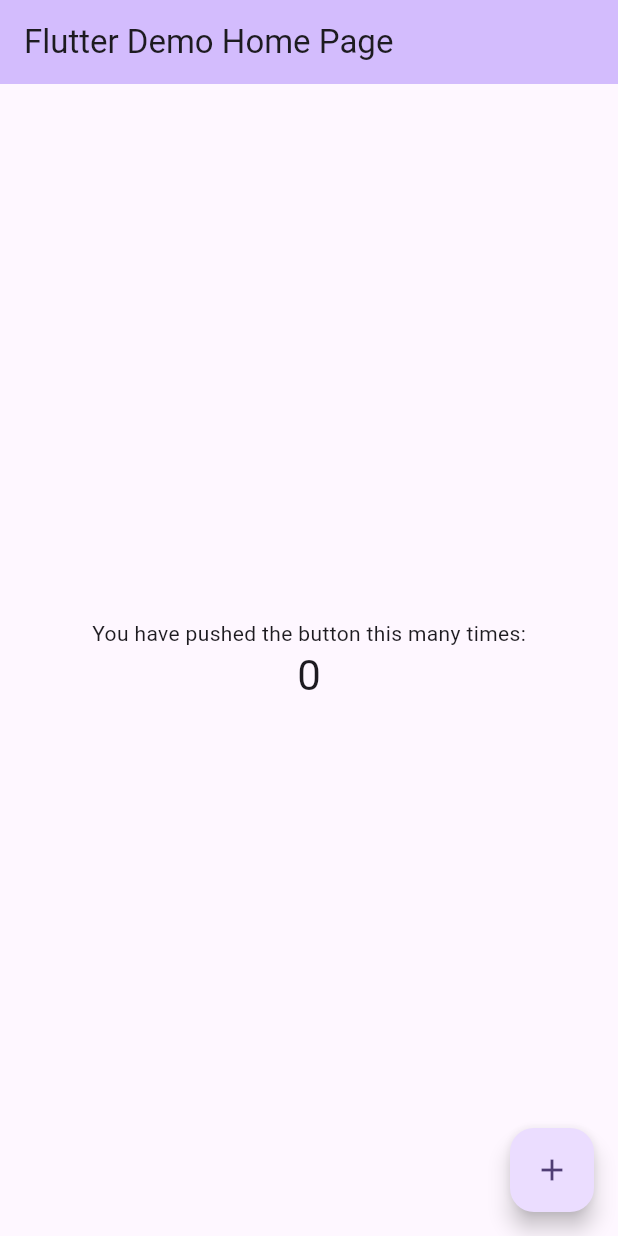
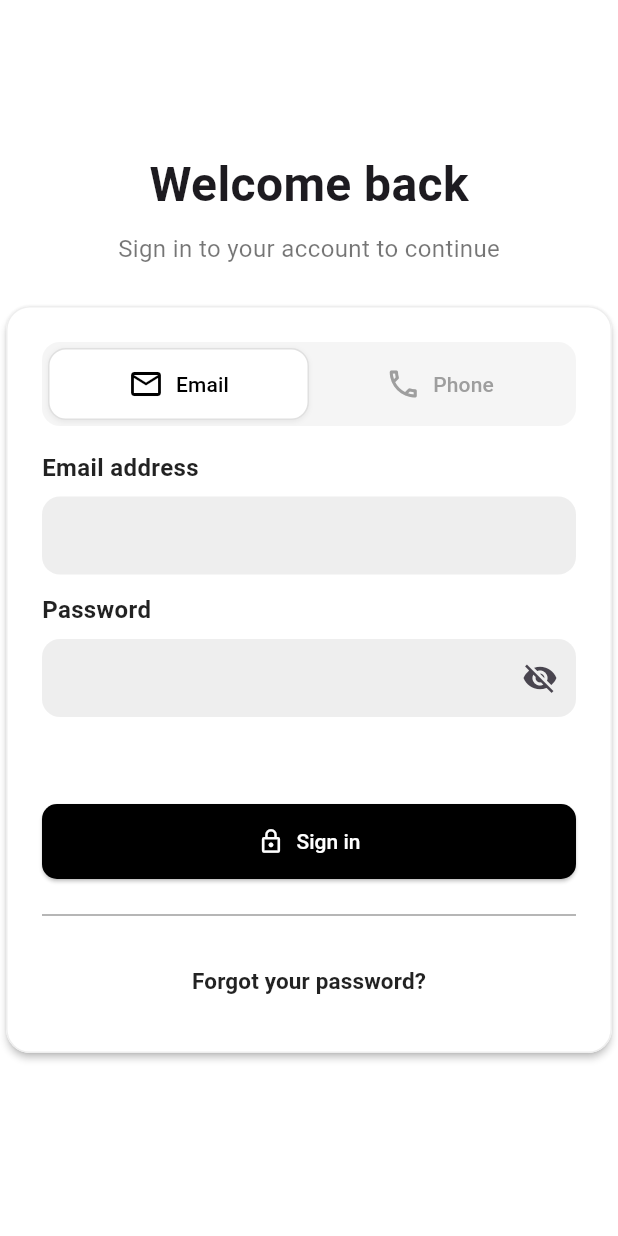
Before and after one commit to adithyavarma/restaurant_reservation_app, a Flutter app: the screen it shows after launch, on a phone screen of 412 x 824 dp. Run offline on Flutter 3.47's test engine with Material 3 defaults, Android fonts, the phone set to English and light mode, and no system bars; our stand-ins replace flutter_dotenv.

Commit message:
adding login screen script and updated the main_dev dart file to match the main.dart

```diff
--- a/lib/main.dart
+++ b/lib/main.dart
@@ -1,122 +1,23 @@
 import 'package:flutter/material.dart';
+import 'package:flutter_dotenv/flutter_dotenv.dart';
 
-void main() {
-  runApp(const MyApp());
-}
+// void main() {
+//   runApp(const MyApp());
+// }
 
 class MyApp extends StatelessWidget {
-  const MyApp({super.key});
+  final Widget homeScreen;
 
-  // This widget is the root of your application.
+
+  const MyApp({super.key, required this.homeScreen});
+
   @override
   Widget build(BuildContext context) {
+    final envName = dotenv.env['ENV_NAME'] ?? "Unknown";
     return MaterialApp(
-      title: 'Flutter Demo',
-      theme: ThemeData(
-        // This is the theme of your application.
-        //
-        // TRY THIS: Try running your application with "flutter run". You'll see
-        // the application has a purple toolbar. Then, without quitting the app,
-        // try changing the seedColor in the colorScheme below to Colors.green
-        // and then invoke "hot reload" (save your changes or press the "hot
-        // reload" button in a Flutter-supported IDE, or press "r" if you used
-        // the command line to start the app).
-        //
-        // Notice that the counter didn't reset back to zero; the application
-        // state is not lost during the reload. To reset the state, use hot
-        // restart instead.
-        //
-        // This works for code too, not just values: Most code changes can be
-        // tested with just a hot reload.
-        colorScheme: ColorScheme.fromSeed(seedColor: Colors.deepPurple),
-      ),
-      home: const MyHomePage(title: 'Flutter Demo Home Page'),
+      title: "Restaurant Reservation System - ($envName)",
+      theme: ThemeData(primarySwatch: Colors.blue),
+      home: homeScreen,
     );
   }
 }
-
-class MyHomePage extends StatefulWidget {
-  const MyHomePage({super.key, required this.title});
-
-  // This widget is the home page of your application. It is stateful, meaning
-  // that it has a State object (defined below) that contains fields that affect
-  // how it looks.
-
-  // This class is the configuration for the state. It holds the values (in this
-  // case the title) provided by the parent (in this case the App widget) and
-  // used by the build method of the State. Fields in a Widget subclass are
-  // always marked "final".
-
-  final String title;
-
-  @override
-  State<MyHomePage> createState() => _MyHomePageState();
-}
-
-class _MyHomePageState extends State<MyHomePage> {
-  int _counter = 0;
-
-  void _incrementCounter() {
-    setState(() {
-      // This call to setState tells the Flutter framework that something has
-      // changed in this State, which causes it to rerun the build method below
-      // so that the display can reflect the updated values. If we changed
-      // _counter without calling setState(), then the build method would not be
-      // called again, and so nothing would appear to happen.
-      _counter++;
-    });
-  }
-
-  @override
-  Widget build(BuildContext context) {
-    // This method is rerun every time setState is called, for instance as done
-    // by the _incrementCounter method above.
-    //
-    // The Flutter framework has been optimized to make rerunning build methods
-    // fast, so that you can just rebuild anything that needs updating rather
-    // than having to individually change instances of widgets.
-    return Scaffold(
-      appBar: AppBar(
-        // TRY THIS: Try changing the color here to a specific color (to
-        // Colors.amber, perhaps?) and trigger a hot reload to see the AppBar
-        // change color while the other colors stay the same.
-        backgroundColor: Theme.of(context).colorScheme.inversePrimary,
-        // Here we take the value from the MyHomePage object that was created by
-        // the App.build method, and use it to set our appbar title.
-        title: Text(widget.title),
-      ),
-      body: Center(
-        // Center is a layout widget. It takes a single child and positions it
-        // in the middle of the parent.
-        child: Column(
-          // Column is also a layout widget. It takes a list of children and
-          // arranges them vertically. By default, it sizes itself to fit its
-          // children horizontally, and tries to be as tall as its parent.
-          //
-          // Column has various properties to control how it sizes itself and
-          // how it positions its children. Here we use mainAxisAlignment to
-          // center the children vertically; the main axis here is the vertical
-          // axis because Columns are vertical (the cross axis would be
-          // horizontal).
-          //
-          // TRY THIS: Invoke "debug painting" (choose the "Toggle Debug Paint"
-          // action in the IDE, or press "p" in the console), to see the
-          // wireframe for each widget.
-          mainAxisAlignment: MainAxisAlignment.center,
-          children: <Widget>[
-            const Text('You have pushed the button this many times:'),
-            Text(
-              '$_counter',
-              style: Theme.of(context).textTheme.headlineMedium,
-            ),
-          ],
-        ),
-      ),
-      floatingActionButton: FloatingActionButton(
-        onPressed: _incrementCounter,
-        tooltip: 'Increment',
-        child: const Icon(Icons.add),
-      ), // This trailing comma makes auto-formatting nicer for build methods.
-    );
-  }
-}
--- a/lib/main_dev.dart
+++ b/lib/main_dev.dart
@@ -1,8 +1,15 @@
 import 'package:flutter/material.dart';
 import 'package:flutter_dotenv/flutter_dotenv.dart';
-import 'main.dart'; // your actual MyApp widget
+import 'screens/login_screen.dart';
+import 'main.dart';
 
 Future<void> main() async {
-  await dotenv.load(fileName: ".env.development");
-  runApp(const MyApp());
+  // Load the .env.dev file
+  await dotenv.load(fileName: ".env.dev");
+
+  runApp(
+    const MyApp(
+      homeScreen: LoginScreen(),
+    ),
+  );
 }
--- a/lib/main_prod.dart
+++ b/lib/main_prod.dart
@@ -1,8 +1,15 @@
 import 'package:flutter/material.dart';
 import 'package:flutter_dotenv/flutter_dotenv.dart';
+import 'screens/login_screen.dart';
 import 'main.dart';
 
 Future<void> main() async {
+  // Load the .env.dev file
   await dotenv.load(fileName: ".env.prod");
-  runApp(const MyApp());
+
+  runApp(
+    const MyApp(
+      homeScreen: LoginScreen(),
+    ),
+  );
 }
--- a/lib/main_staging.dart
+++ b/lib/main_staging.dart
@@ -1,8 +1,15 @@
 import 'package:flutter/material.dart';
 import 'package:flutter_dotenv/flutter_dotenv.dart';
+import 'screens/login_screen.dart';
 import 'main.dart';
 
 Future<void> main() async {
+  // Load the .env.dev file
   await dotenv.load(fileName: ".env.staging");
-  runApp(const MyApp());
+
+  runApp(
+    const MyApp(
+      homeScreen: LoginScreen(),
+    ),
+  );
 }
--- /dev/null
+++ b/lib/screens/login_screen.dart
@@ -0,0 +1,344 @@
+import 'package:flutter/material.dart';
+
+class LoginScreen extends StatefulWidget {
+  const LoginScreen({super.key});
+  @override
+  State<LoginScreen> createState() => _LoginScreenState();
+}
+
+class _LoginScreenState extends State<LoginScreen>
+    with SingleTickerProviderStateMixin {
+  final _formKey = GlobalKey<FormState>();
+  final TextEditingController _emailController = TextEditingController();
+  final TextEditingController _phoneController = TextEditingController();
+  final TextEditingController _passwordController = TextEditingController();
+
+  bool _obscurePassword = true;
+  late TabController _tabController;
+
+  @override
+  void initState() {
+    super.initState();
+    _tabController = TabController(length: 2, vsync: this);
+
+     _tabController.addListener(() {
+    if (_tabController.indexIsChanging) {
+      _emailController.clear();
+      _phoneController.clear();
+      _passwordController.clear();
+    }
+  });
+  }
+
+  @override
+  void dispose() {
+    _tabController.dispose();
+    _emailController.dispose();
+    _phoneController.dispose();
+    _passwordController.dispose();
+    super.dispose();
+}
+
+  void _login() {
+    if (_formKey.currentState!.validate()) {
+      String loginMethod =
+          _tabController.index == 0 ? "Email: ${_emailController.text}" : "Phone: ${_phoneController.text}";
+      ScaffoldMessenger.of(context).showSnackBar(
+        SnackBar(content: Text("Logging in with $loginMethod")),
+      );
+    }
+  }
+
+  @override
+  Widget build(BuildContext context) {
+    return Scaffold(
+      backgroundColor: Colors.white,
+      body: Align(
+        alignment: Alignment.center,
+        child: SingleChildScrollView(
+          child: Center(
+            child: Container(
+              width: 500,
+              padding: const EdgeInsets.symmetric(vertical: 32),
+              child: Column(
+                mainAxisAlignment: MainAxisAlignment.center,
+                children: [
+                  const Text(
+                    "Welcome back",
+                    style: TextStyle(
+                      fontSize: 32,
+                      fontWeight: FontWeight.bold),
+                  ),
+                  const SizedBox(height: 8),
+                  const Text(
+                    "Sign in to your account to continue",
+                    style: TextStyle(fontSize: 16, color: Colors.black54, height: 1.5),
+                  ),
+                  const SizedBox(height: 22),
+                  Card(
+                    color: Colors.white,
+                    shape: RoundedRectangleBorder(
+                      borderRadius: BorderRadius.circular(16),
+                      side: BorderSide(color: Colors.grey.shade200),
+                    ),
+                    elevation: 2,
+                    child: Padding(
+                      padding: const EdgeInsets.fromLTRB(24, 24, 24, 24),
+                      child: Form(
+                        key: _formKey,
+                        child: Column(
+                          mainAxisSize: MainAxisSize.min,
+                          children: [
+                            Container(
+                              height: 56,
+                              padding: EdgeInsets.all(4),
+                              decoration: BoxDecoration(
+                                color: Colors.grey.shade100,
+                                borderRadius: BorderRadius.circular(12),
+                              ),
+                              child: TabBar(
+                                controller: _tabController,
+
+                                indicator: BoxDecoration(
+                                  color: Colors.white,
+                                  borderRadius: BorderRadius.circular(12),
+                                  border: Border.all(color: Colors.grey.shade300),
+                                  boxShadow: [
+                                    BoxShadow(
+                                      color: Colors.black.withOpacity(0.06),
+                                      blurRadius: 2,
+                                      offset: Offset(0, 1),
+
+                                    )
+                                  ],
+                                ),
+                                indicatorSize: TabBarIndicatorSize.tab,
+                                indicatorColor: Colors.transparent,
+                                indicatorWeight: 0,
+                                dividerColor: Colors.transparent,
+                                labelColor: Colors.black,
+                                unselectedLabelColor: Colors.grey,
+                                tabs: const [
+                                  Tab(
+                                    child: Row(
+                                      mainAxisAlignment: MainAxisAlignment.center,
+                                      children: [
+                                        Icon(Icons.email_outlined),
+                                        SizedBox(width: 8),
+                                        Text("Email"),
+                                      ],
+                                    ),
+                                  ),
+                                  Tab(
+                                    child: Row(
+                                      mainAxisAlignment: MainAxisAlignment.center,
+                                      children: [
+                                        Icon(Icons.phone_outlined),
+                                        SizedBox(width: 8),
+                                        Text("Phone"),
+                                      ],
+                                    ),
+                                  ),
+                                ],
+                              ),
+                            ),
+                            const SizedBox(height: 16),
+                            SizedBox(
+                              height: 220,
+
+                              child: TabBarView(
+                                controller: _tabController,
+                                physics: const NeverScrollableScrollPhysics(),
+                                children: [
+                                  // Email tab
+                                  Column(
+                                    crossAxisAlignment: CrossAxisAlignment.start,
+                                    children: [
+                                      const Text(
+                                        "Email address",
+                                        style: TextStyle(
+                                          fontWeight: FontWeight.bold,
+                                          fontSize:16,
+                                          color: Colors.black87,
+                                        ),
+                                      ),
+                                      const SizedBox(height: 8),
+                                      TextFormField(
+                                        controller: _emailController,
+                                        decoration: InputDecoration(
+                                          // labelText: "Email address",
+                                          // hintText: "Enter your email address",
+                                          filled: true,
+                                          fillColor: Colors.grey.shade200,
+                                          border: OutlineInputBorder(
+                                            borderRadius: BorderRadius.circular(12),
+                                            borderSide: BorderSide.none,
+                                          ),
+                                          contentPadding: EdgeInsets.symmetric(horizontal: 16, vertical: 14),
+                                        ),
+                                        validator: (value) {
+                                          if (value == null || value.isEmpty) {
+                                            return "Please enter your email";
+                                          }
+                                          final pattern = r'^[a-zA-Z0-9._%-]+@[a-zA-Z0-9.-]+\.[a-zA-Z]{2,}$';
+                                          final regExp = RegExp(pattern);
+                                          if (!regExp.hasMatch(value)) {
+                                            return "Enter a valid email";
+                                          }
+                                          return null;
+                                        },
+                                      ),
+                                      const SizedBox(height: 12),
+                                      _buildPasswordField(),
+                                    ],
+                                  ),
+                                  // Phone tab
+                                  Column(
+                                    crossAxisAlignment: CrossAxisAlignment.start,
+                                    children: [
+                                      const Text(
+                                        "Phone number",
+                                        style: TextStyle(
+                                          fontWeight: FontWeight.bold,
+                                          fontSize:16,
+                                          color: Colors.black87,
+                                        ),
+                                      ),
+                                      const SizedBox(height: 8),
+                                      TextFormField(
+                                        controller: _phoneController,
+                                        decoration: InputDecoration(
+                                          // labelText: "Phone number",
+                                          // hintText: "Enter your phone number",
+                                          filled: true,
+                                          fillColor: Colors.grey.shade200,
+                                          border: OutlineInputBorder(
+                                            borderRadius: BorderRadius.circular(12),
+                                            borderSide: BorderSide.none,
+                                          ),
+                                          contentPadding: EdgeInsets.symmetric(horizontal: 16, vertical: 14),
+                                        ),
+                                        validator: (value) {
+                                          if (value == null || value.isEmpty) {
+                                            return "Please enter your phone number";
+                                          }
+                                          if (value.length < 10) {
+                                            return "Enter a valid phone number";
+                                          }
+                                          return null;
+                                        },
+                                      ),
+                                      const SizedBox(height: 12),
+                                      _buildPasswordField(),
+                                    ],
+                                  ),
+                                ],
+                              ),
+                            ),
+                            const SizedBox(height: 16),
+                            SizedBox(
+                              width: double.infinity,
+                              height:50,
+                              child: ElevatedButton.icon(
+                                icon: const Icon(Icons.lock_outline),
+                                label: const Text("Sign in"),
+                                onPressed: _login,
+                                style: ElevatedButton.styleFrom(
+                                  backgroundColor: Colors.black,
+                                  foregroundColor: Colors.white,
+                                  padding: const EdgeInsets.symmetric(vertical: 14),
+                                  shape: RoundedRectangleBorder(
+                                    borderRadius: BorderRadius.circular(10),
+                                  ),
+                                  textStyle: const TextStyle(fontWeight: FontWeight.w500),
+                                ),
+                              ),
+                            ),
+                            const SizedBox(height: 16),
+                            const Divider(
+                              color: Colors.grey,
+                              thickness: 1,
+                            ),
+                            const SizedBox(height: 12),
+
+                            Align(
+                              alignment: Alignment.center,
+                              child: TextButton(
+                                onPressed:(){
+                                  // Add forgot password navigation
+                                },
+                                child: const Text(
+                                  "Forgot your password?",
+                                  style: TextStyle(
+                                    fontWeight: FontWeight.bold,
+                                    fontSize: 15,
+                                    color: Colors.black87,
+                                    ),
+                                ),
+                              ),
+                            ),
+                          ],
+                        ),
+                      ),
+                    ),
+                  ),
+                  const SizedBox(height: 18),
+                ],
+              ),
+            ),
+          ),
+        ),
+      ),
+    );
+  }
+
+  Widget _buildPasswordField() {
+    return Column(
+    crossAxisAlignment: CrossAxisAlignment.start,
+    children: [
+      const Text(
+        "Password",
+        style: TextStyle(
+          fontWeight: FontWeight.bold,
+          fontSize: 16,
+          color: Colors.black87,
+        ),
+      ),
+      const SizedBox(height: 8),
+      TextFormField(
+        controller: _passwordController,
+        obscureText: _obscurePassword,
+        decoration: InputDecoration(
+          filled: true,
+          fillColor: Colors.grey.shade200,
+          border: OutlineInputBorder(
+            borderRadius: BorderRadius.circular(12),
+            borderSide: BorderSide.none,
+          ),
+          contentPadding: const EdgeInsets.symmetric(horizontal: 16, vertical: 14),
+          // hintText: "Enter your password",
+          suffixIcon: IconButton(
+            icon: Icon(
+              _obscurePassword ? Icons.visibility_off : Icons.visibility,
+            ),
+            onPressed: () {
+              setState(() {
+                _obscurePassword = !_obscurePassword;
+              });
+            },
+          ),
+        ),
+        validator: (value) {
+          if (value == null || value.isEmpty) {
+            return "Please enter your password";
+          }
+          if (value.length < 6) {
+            return "Password must be at least 6 characters";
+          }
+          return null;
+        },
+      ),
+    ],
+  );
+  }
+}
```
Also changed, not shown: 2 other files.
